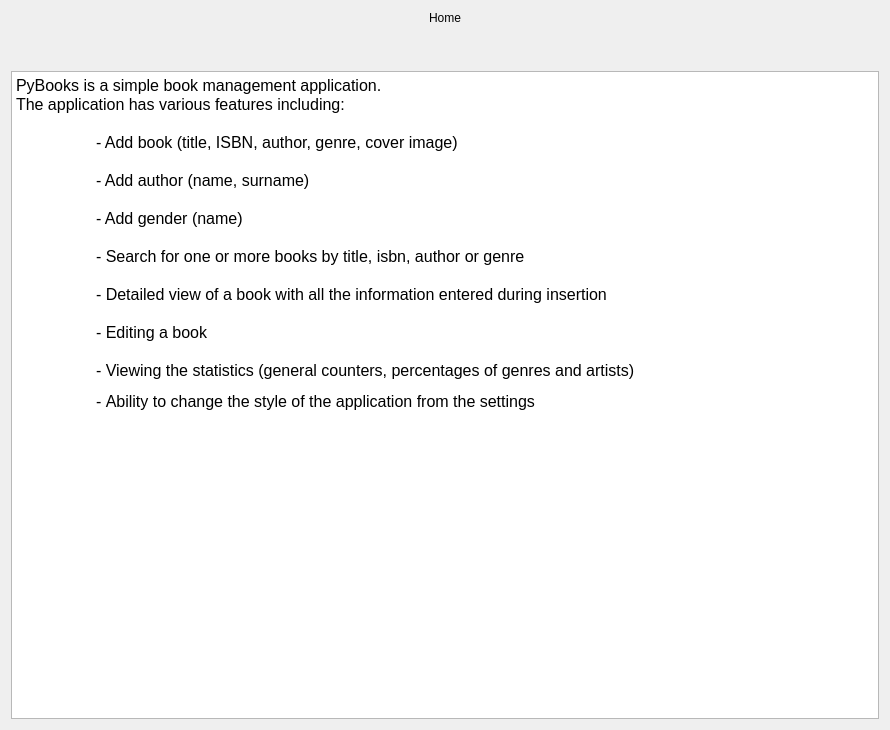
Qt form assets/XML/home_window.ui (nisaia/P-yQt-ersonal-management-system) before a commit.
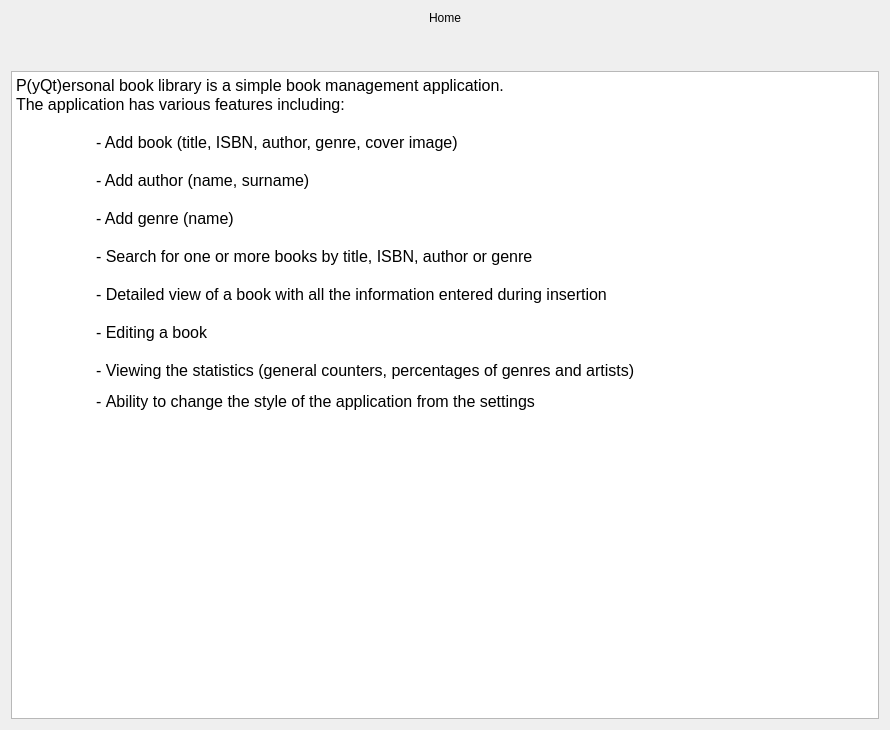
The same form after that commit.

Patch:
```diff
--- a/assets/XML/home_window.ui
+++ b/assets/XML/home_window.ui
@@ -56,16 +56,16 @@
 &lt;html&gt;&lt;head&gt;&lt;meta name=&quot;qrichtext&quot; content=&quot;1&quot; /&gt;&lt;style type=&quot;text/css&quot;&gt;
 p, li { white-space: pre-wrap; }
 &lt;/style&gt;&lt;/head&gt;&lt;body style=&quot; font-family:'Noto Sans'; font-size:10pt; font-weight:400; font-style:normal;&quot;&gt;
-&lt;p style=&quot; margin-top:12px; margin-bottom:0px; margin-left:0px; margin-right:0px; -qt-block-indent:0; text-indent:0px;&quot;&gt;&lt;a name=&quot;tw-target-text-container&quot;&gt;&lt;/a&gt;&lt;span style=&quot; font-family:'Noto Mono'; font-size:12pt;&quot;&gt;P&lt;/span&gt;&lt;span style=&quot; font-family:'Noto Mono'; font-size:12pt;&quot;&gt;yBooks is a simple book management application.&lt;/span&gt;&lt;/p&gt;
+&lt;p style=&quot; margin-top:12px; margin-bottom:0px; margin-left:0px; margin-right:0px; -qt-block-indent:0; text-indent:0px;&quot;&gt;&lt;a name=&quot;tw-target-text-container&quot;&gt;&lt;/a&gt;&lt;span style=&quot; font-family:'Noto Mono'; font-size:12pt;&quot;&gt;P&lt;/span&gt;&lt;span style=&quot; font-family:'Noto Mono'; font-size:12pt;&quot;&gt;(yQt)ersonal book library is a simple book management application.&lt;/span&gt;&lt;/p&gt;
 &lt;p style=&quot; margin-top:0px; margin-bottom:0px; margin-left:0px; margin-right:0px; -qt-block-indent:0; text-indent:0px;&quot;&gt;&lt;span style=&quot; font-family:'Noto Mono'; font-size:12pt;&quot;&gt;The application has various features including:&lt;/span&gt;&lt;/p&gt;
 &lt;p style=&quot;-qt-paragraph-type:empty; margin-top:0px; margin-bottom:0px; margin-left:0px; margin-right:0px; -qt-block-indent:0; text-indent:0px; font-family:'Noto Mono'; font-size:12pt;&quot;&gt;&lt;br /&gt;&lt;/p&gt;
 &lt;p style=&quot; margin-top:0px; margin-bottom:0px; margin-left:0px; margin-right:0px; -qt-block-indent:0; text-indent:0px;&quot;&gt;&lt;span style=&quot; font-family:'Noto Mono'; font-size:12pt;&quot;&gt;	- Add book (title, ISBN, author, genre, cover image)&lt;/span&gt;&lt;/p&gt;
 &lt;p style=&quot;-qt-paragraph-type:empty; margin-top:0px; margin-bottom:0px; margin-left:0px; margin-right:0px; -qt-block-indent:0; text-indent:0px; font-family:'Noto Mono'; font-size:12pt;&quot;&gt;&lt;br /&gt;&lt;/p&gt;
 &lt;p style=&quot; margin-top:0px; margin-bottom:0px; margin-left:0px; margin-right:0px; -qt-block-indent:0; text-indent:0px;&quot;&gt;&lt;span style=&quot; font-family:'Noto Mono'; font-size:12pt;&quot;&gt;	- Add author (name, surname)&lt;/span&gt;&lt;/p&gt;
 &lt;p style=&quot;-qt-paragraph-type:empty; margin-top:0px; margin-bottom:0px; margin-left:0px; margin-right:0px; -qt-block-indent:0; text-indent:0px; font-family:'Noto Mono'; font-size:12pt;&quot;&gt;&lt;br /&gt;&lt;/p&gt;
-&lt;p style=&quot; margin-top:0px; margin-bottom:0px; margin-left:0px; margin-right:0px; -qt-block-indent:0; text-indent:0px;&quot;&gt;&lt;span style=&quot; font-family:'Noto Mono'; font-size:12pt;&quot;&gt;	- Add gender (name)&lt;/span&gt;&lt;/p&gt;
+&lt;p style=&quot; margin-top:0px; margin-bottom:0px; margin-left:0px; margin-right:0px; -qt-block-indent:0; text-indent:0px;&quot;&gt;&lt;span style=&quot; font-family:'Noto Mono'; font-size:12pt;&quot;&gt;	- Add genre (name)&lt;/span&gt;&lt;/p&gt;
 &lt;p style=&quot;-qt-paragraph-type:empty; margin-top:0px; margin-bottom:0px; margin-left:0px; margin-right:0px; -qt-block-indent:0; text-indent:0px; font-family:'Noto Mono'; font-size:12pt;&quot;&gt;&lt;br /&gt;&lt;/p&gt;
-&lt;p style=&quot; margin-top:0px; margin-bottom:0px; margin-left:0px; margin-right:0px; -qt-block-indent:0; text-indent:0px;&quot;&gt;&lt;span style=&quot; font-family:'Noto Mono'; font-size:12pt;&quot;&gt;	- Search for one or more books by title, isbn, author or genre&lt;/span&gt;&lt;/p&gt;
+&lt;p style=&quot; margin-top:0px; margin-bottom:0px; margin-left:0px; margin-right:0px; -qt-block-indent:0; text-indent:0px;&quot;&gt;&lt;span style=&quot; font-family:'Noto Mono'; font-size:12pt;&quot;&gt;	- Search for one or more books by title, ISBN, author or genre&lt;/span&gt;&lt;/p&gt;
 &lt;p style=&quot;-qt-paragraph-type:empty; margin-top:0px; margin-bottom:0px; margin-left:0px; margin-right:0px; -qt-block-indent:0; text-indent:0px; font-family:'Noto Mono'; font-size:12pt;&quot;&gt;&lt;br /&gt;&lt;/p&gt;
 &lt;p style=&quot; margin-top:0px; margin-bottom:0px; margin-left:0px; margin-right:0px; -qt-block-indent:0; text-indent:0px;&quot;&gt;&lt;span style=&quot; font-family:'Noto Mono'; font-size:12pt;&quot;&gt;	- Detailed view of a book with all the information entered during insertion&lt;/span&gt;&lt;/p&gt;
 &lt;p style=&quot;-qt-paragraph-type:empty; margin-top:0px; margin-bottom:0px; margin-left:0px; margin-right:0px; -qt-block-indent:0; text-indent:0px; font-family:'Noto Mono'; font-size:12pt;&quot;&gt;&lt;br /&gt;&lt;/p&gt;
```
